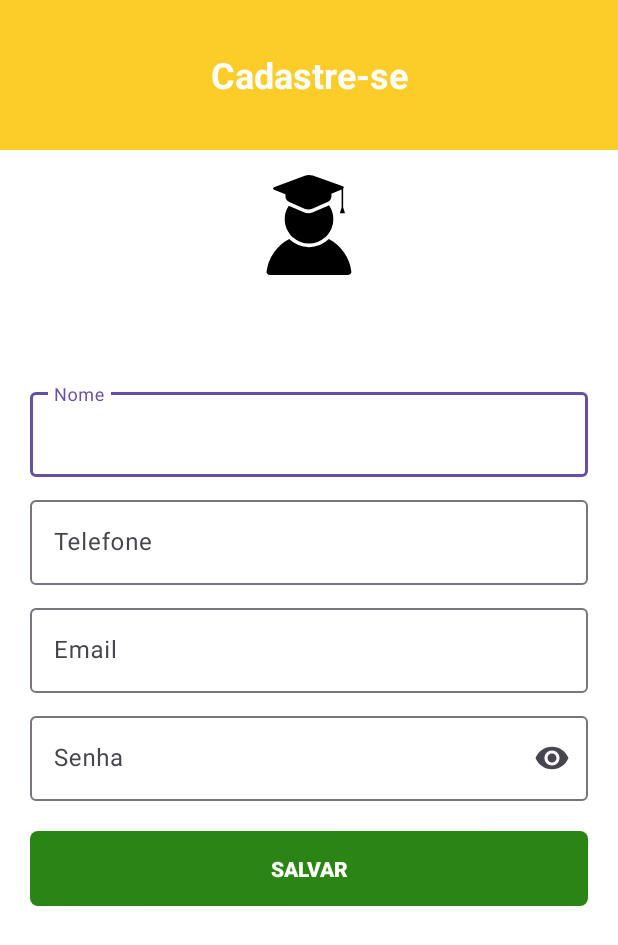
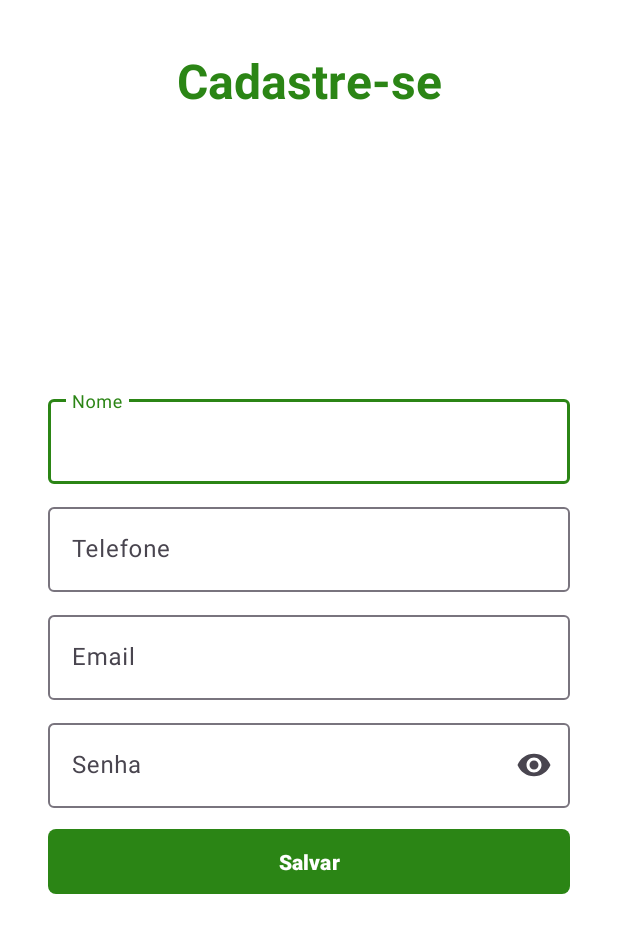
Before and after one commit to rafaqfv/school_tasks, an Android app: the MainActivity screen opened directly, with no data from a screen before it, on a phone screen of 412 x 824 dp. Shown: the top 945 px of the screen. Run offline under Robolectric (Android 15) with nearby library versions, the phone set to English and light mode, and no system bars; our stand-ins replace Firebase (no records; nobody signed in at launch, a user with empty details on screens opened directly).

Commit message:
Refatorando UI

```diff
--- a/app/src/main/res/drawable/buttons.xml
+++ /dev/null
@@ -1,8 +0,0 @@
-<?xml version="1.0" encoding="utf-8"?>
-<shape xmlns:android="http://schemas.android.com/apk/res/android">
-
-    <corners android:radius="5dp" />
-
-    <solid android:color="@color/verde_escuro" />
-
-</shape>
--- a/app/src/main/res/drawable/corners.xml
+++ b/app/src/main/res/drawable/corners.xml
@@ -1,8 +1,8 @@
 <?xml version="1.0" encoding="utf-8"?>
-<shape xmlns:android="http://schemas.android.com/apk/res/android"
-    android:shape="rectangle">
+<shape xmlns:android="http://schemas.android.com/apk/res/android">
 
     <corners android:radius="5dp" />
+
     <solid android:color="@color/verde_escuro" />
 
 </shape>
--- a/app/src/main/res/layout/activity_main.xml
+++ b/app/src/main/res/layout/activity_main.xml
@@ -5,40 +5,29 @@
     android:id="@+id/main"
     android:layout_width="match_parent"
     android:layout_height="match_parent"
-    android:background="@color/amarelo"
+    android:background="@color/white"
     tools:context=".MainActivity">
 
-    <LinearLayout
-        android:id="@+id/header"
+    <TextView
         android:layout_width="match_parent"
-        android:layout_height="100dp"
-        android:background="@color/amarelo"
-        app:layout_constraintEnd_toEndOf="parent"
-        app:layout_constraintStart_toStartOf="parent"
-        app:layout_constraintTop_toTopOf="parent">
-
-        <TextView
-            android:layout_width="match_parent"
-            android:layout_height="wrap_content"
-            android:layout_gravity="center"
-            android:gravity="center"
-            android:text="Cadastre-se"
-            android:textColor="@color/white"
-            android:textSize="24sp"
-            android:textStyle="bold" />
-    </LinearLayout>
+        android:layout_height="wrap_content"
+        android:layout_margin="32dp"
+        android:gravity="center"
+        android:text="Cadastre-se"
+        android:textColor="@color/verde_escuro"
+        android:textSize="32sp"
+        android:textStyle="bold"
+        app:layout_constraintTop_toTopOf="parent" />
 
     <LinearLayout
         android:id="@+id/inputs"
         android:layout_width="match_parent"
         android:layout_height="match_parent"
         android:layout_marginTop="100dp"
-        android:background="@color/white"
         android:gravity="center"
         android:orientation="vertical"
-        android:padding="20dp"
-        app:layout_constraintBottom_toBottomOf="parent"
-        app:layout_constraintTop_toBottomOf="@id/header">
+        android:padding="32dp"
+        app:layout_constraintBottom_toBottomOf="parent">
 
         <com.google.android.material.textfield.TextInputLayout
             android:id="@+id/nome"
@@ -95,18 +84,14 @@
 
         </com.google.android.material.textfield.TextInputLayout>
 
-        <androidx.appcompat.widget.AppCompatButton
+        <com.google.android.material.button.MaterialButton
             android:id="@+id/btnSalvar"
+            style="@style/PrimaryButton"
             android:layout_width="match_parent"
             android:layout_height="wrap_content"
-            android:layout_gravity="center"
-            android:layout_marginTop="20dp"
-            android:background="@drawable/buttons"
-            android:gravity="center"
-            android:paddingVertical="15dp"
-            android:text="Salvar"
-            android:textColor="@color/white"
-            android:textStyle="bold" />
+            android:layout_marginTop="10dp"
+            android:paddingVertical="12dp"
+            android:text="Salvar" />
 
         <ProgressBar
             android:id="@+id/progressBar2"
@@ -121,15 +106,4 @@
 
     </LinearLayout>
 
-    <ImageView
-        android:id="@+id/logo"
-        android:layout_width="100dp"
-        android:layout_height="100dp"
-        android:src="@drawable/user_icon"
-        app:layout_constraintEnd_toEndOf="parent"
-        app:layout_constraintStart_toStartOf="parent"
-        app:layout_constraintTop_toBottomOf="@id/header"
-
-        />
-
 </androidx.constraintlayout.widget.ConstraintLayout>
--- a/app/src/main/res/layout/activity_tasks.xml
+++ b/app/src/main/res/layout/activity_tasks.xml
@@ -49,9 +49,9 @@
         android:id="@+id/btnLogOut"
         android:layout_width="wrap_content"
         android:layout_height="wrap_content"
+        android:layout_marginTop="38dp"
+        android:layout_marginRight="24dp"
         android:src="@drawable/log_out"
-        android:layout_marginRight="24dp"
-        android:layout_marginTop="38dp"
         app:layout_constraintEnd_toEndOf="parent"
         app:layout_constraintTop_toTopOf="parent" />
 
--- a/app/src/main/res/values/styles.xml
+++ b/app/src/main/res/values/styles.xml
@@ -1,3 +1,12 @@
 <?xml version="1.0" encoding="utf-8"?>
 <resources>
+
+    <style name="PrimaryButton">
+        <item name="cornerRadius">5dp</item>
+        <item name="backgroundTint">@color/verde_escuro</item>
+        <item name="android:textColor">@color/white</item>
+        <item name="android:textStyle">bold</item>
+        <item name="android:textSize">14sp</item>
+    </style>
+
 </resources>
--- a/app/src/main/res/values/themes.xml
+++ b/app/src/main/res/values/themes.xml
@@ -3,6 +3,7 @@
     <style name="Base.Theme.SchoolTasks" parent="Theme.Material3.Light.NoActionBar">
         <!-- Customize your light theme here. -->
         <!-- <item name="colorPrimary">@color/my_light_primary</item> -->
+        <item name="colorPrimary">@color/verde_escuro</item>
         <item name="android:forceDarkAllowed" tools:targetApi="q">false</item>
     </style>
 
```
Also changed, not shown: app/src/main/res/layout/activity_add_tasks.xml (+20 -28 lines), app/src/main/res/layout/activity_login.xml (+16 -20 lines), app/src/main/res/layout/list_item.xml (+13 -13 lines).
